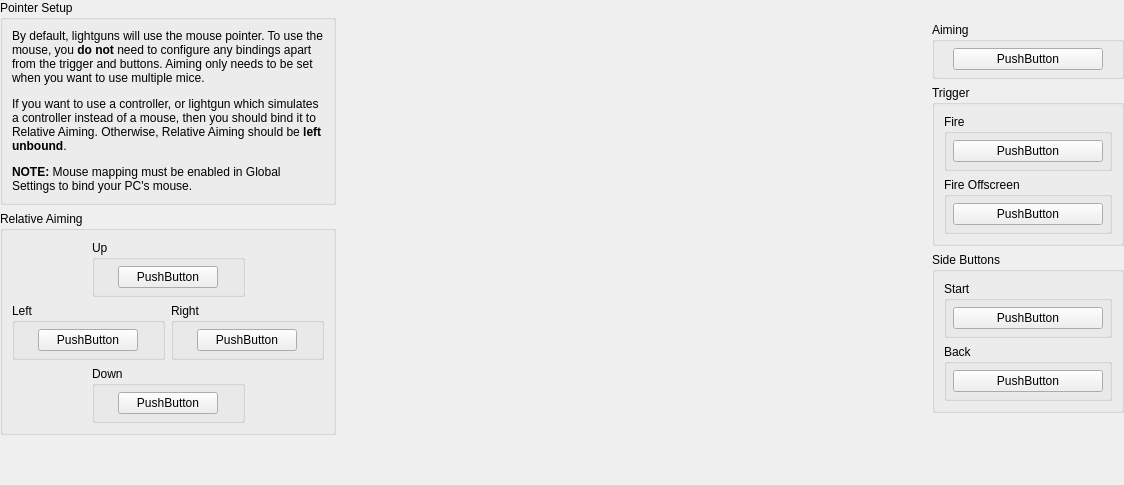
First picture: the form in src/duckstation-qt/controllerbindingwidget_justifier.ui, repository stenzek/duckstation, before the edit.
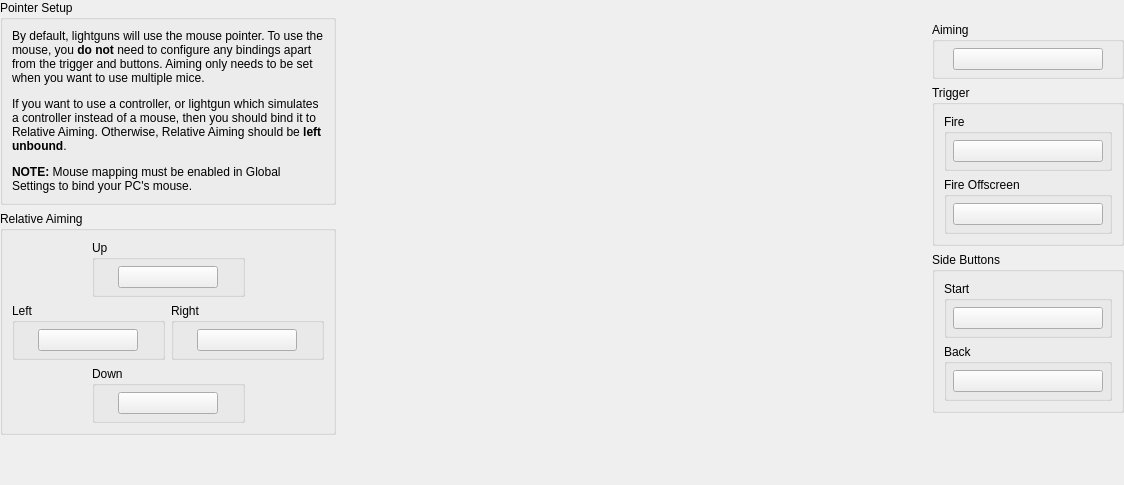
Second picture: the form after the edit. Custom widgets are drawn as their Qt base class.

```diff
--- a/src/duckstation-qt/controllerbindingwidget_justifier.ui
+++ b/src/duckstation-qt/controllerbindingwidget_justifier.ui
@@ -97,9 +97,6 @@
                <height>16777215</height>
               </size>
              </property>
-             <property name="text">
-              <string notr="true">PushButton</string>
-             </property>
             </widget>
            </item>
           </layout>
@@ -137,9 +134,6 @@
                <height>16777215</height>
               </size>
              </property>
-             <property name="text">
-              <string notr="true">PushButton</string>
-             </property>
             </widget>
            </item>
           </layout>
@@ -177,9 +171,6 @@
                <height>16777215</height>
               </size>
              </property>
-             <property name="text">
-              <string notr="true">PushButton</string>
-             </property>
             </widget>
            </item>
           </layout>
@@ -217,9 +208,6 @@
                <height>16777215</height>
               </size>
              </property>
-             <property name="text">
-              <string notr="true">PushButton</string>
-             </property>
             </widget>
            </item>
           </layout>
@@ -368,9 +356,6 @@
             <height>16777215</height>
            </size>
           </property>
-          <property name="text">
-           <string>PushButton</string>
-          </property>
          </widget>
         </item>
        </layout>
@@ -414,9 +399,6 @@
                <height>16777215</height>
               </size>
              </property>
-             <property name="text">
-              <string>PushButton</string>
-             </property>
             </widget>
            </item>
           </layout>
@@ -454,9 +436,6 @@
                <height>16777215</height>
               </size>
              </property>
-             <property name="text">
-              <string>PushButton</string>
-             </property>
             </widget>
            </item>
           </layout>
@@ -503,9 +482,6 @@
                <height>16777215</height>
               </size>
              </property>
-             <property name="text">
-              <string>PushButton</string>
-             </property>
             </widget>
            </item>
           </layout>
@@ -543,9 +519,6 @@
                <height>16777215</height>
               </size>
              </property>
-             <property name="text">
-              <string>PushButton</string>
-             </property>
             </widget>
            </item>
           </layout>
```
